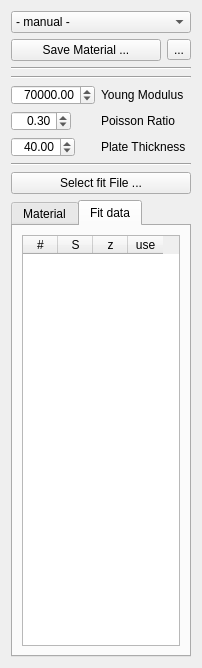
freefrags006/FreeCAD_Assembly, file src/Mod/Machining_Distortion/MaterialFit.ui: the form before one commit.
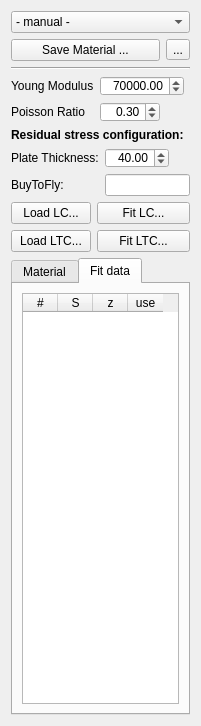
The form after the commit. The open tabs and pages were chosen to show the change.

Commit message: New material fit dialog

```diff
--- a/src/Mod/Machining_Distortion/MaterialFit.ui
+++ b/src/Mod/Machining_Distortion/MaterialFit.ui
@@ -6,8 +6,8 @@
    <rect>
     <x>0</x>
     <y>0</y>
-    <width>202</width>
-    <height>628</height>
+    <width>199</width>
+    <height>692</height>
    </rect>
   </property>
   <property name="windowTitle">
@@ -49,15 +49,15 @@
     </widget>
    </item>
    <item>
-    <layout class="QFormLayout" name="formLayout">
-     <item row="0" column="0" colspan="2">
-      <widget class="Line" name="line">
-       <property name="orientation">
-        <enum>Qt::Horizontal</enum>
+    <layout class="QFormLayout" name="formLayout_4">
+     <item row="0" column="0">
+      <widget class="QLabel" name="label_6">
+       <property name="text">
+        <string>Young Modulus</string>
        </property>
       </widget>
      </item>
-     <item row="1" column="0">
+     <item row="0" column="1">
       <widget class="QDoubleSpinBox" name="spinBox_young_modulus">
        <property name="sizePolicy">
         <sizepolicy hsizetype="Fixed" vsizetype="Fixed">
@@ -82,14 +82,14 @@
        </property>
       </widget>
      </item>
-     <item row="1" column="1">
-      <widget class="QLabel" name="label_6">
+     <item row="1" column="0">
+      <widget class="QLabel" name="label_7">
        <property name="text">
-        <string>Young Modulus</string>
+        <string>Poisson Ratio</string>
        </property>
       </widget>
      </item>
-     <item row="2" column="0">
+     <item row="1" column="1">
       <widget class="QDoubleSpinBox" name="spinBox_poisson_ratio">
        <property name="sizePolicy">
         <sizepolicy hsizetype="Fixed" vsizetype="Fixed">
@@ -114,14 +114,42 @@
        </property>
       </widget>
      </item>
-     <item row="2" column="1">
-      <widget class="QLabel" name="label_7">
+    </layout>
+   </item>
+   <item>
+    <layout class="QHBoxLayout" name="horizontalLayout_3">
+     <item>
+      <widget class="QLabel" name="label">
+       <property name="font">
+        <font>
+         <weight>75</weight>
+         <bold>true</bold>
+        </font>
+       </property>
        <property name="text">
-        <string>Poisson Ratio</string>
+        <string>Residual stress configuration:</string>
        </property>
       </widget>
      </item>
-     <item row="3" column="0">
+     <item>
+      <widget class="Line" name="line_3">
+       <property name="orientation">
+        <enum>Qt::Horizontal</enum>
+       </property>
+      </widget>
+     </item>
+    </layout>
+   </item>
+   <item>
+    <layout class="QFormLayout" name="formLayout_5">
+     <item row="0" column="0">
+      <widget class="QLabel" name="label_8">
+       <property name="text">
+        <string>Plate Thickness:</string>
+       </property>
+      </widget>
+     </item>
+     <item row="0" column="1">
       <widget class="QDoubleSpinBox" name="spinBox_Plate_Thickness">
        <property name="sizePolicy">
         <sizepolicy hsizetype="Fixed" vsizetype="Fixed">
@@ -149,28 +177,62 @@
        </property>
       </widget>
      </item>
-     <item row="3" column="1">
-      <widget class="QLabel" name="label_8">
+     <item row="1" column="0">
+      <widget class="QLabel" name="label_5">
+       <property name="font">
+        <font>
+         <weight>50</weight>
+         <bold>false</bold>
+        </font>
+       </property>
        <property name="text">
-        <string>Plate Thickness</string>
+        <string>BuyToFly:</string>
        </property>
       </widget>
      </item>
+     <item row="1" column="1">
+      <widget class="QLineEdit" name="lineEdit_BuyToFly">
+       <property name="readOnly">
+        <bool>true</bool>
+       </property>
+      </widget>
+     </item>
     </layout>
    </item>
    <item>
-    <widget class="Line" name="line_3">
-     <property name="orientation">
-      <enum>Qt::Horizontal</enum>
+    <layout class="QFormLayout" name="formLayout">
+     <property name="fieldGrowthPolicy">
+      <enum>QFormLayout::AllNonFixedFieldsGrow</enum>
      </property>
-    </widget>
-   </item>
-   <item>
-    <widget class="QPushButton" name="select_file">
-     <property name="text">
-      <string>Select fit File ...</string>
-     </property>
-    </widget>
+     <item row="0" column="1">
+      <widget class="QPushButton" name="select_file_fit_LC">
+       <property name="text">
+        <string>Fit LC...</string>
+       </property>
+      </widget>
+     </item>
+     <item row="1" column="0">
+      <widget class="QPushButton" name="select_file_LTC">
+       <property name="text">
+        <string>Load LTC...</string>
+       </property>
+      </widget>
+     </item>
+     <item row="1" column="1">
+      <widget class="QPushButton" name="select_file_fit_LTC">
+       <property name="text">
+        <string>Fit LTC...</string>
+       </property>
+      </widget>
+     </item>
+     <item row="0" column="0">
+      <widget class="QPushButton" name="select_file_LC">
+       <property name="text">
+        <string>Load LC...</string>
+       </property>
+      </widget>
+     </item>
+    </layout>
    </item>
    <item>
     <widget class="QTabWidget" name="tabWidget">
```
Left out of the diff: 2 changed lines with no effect on the pictures. The commit also changes 2 other files.
